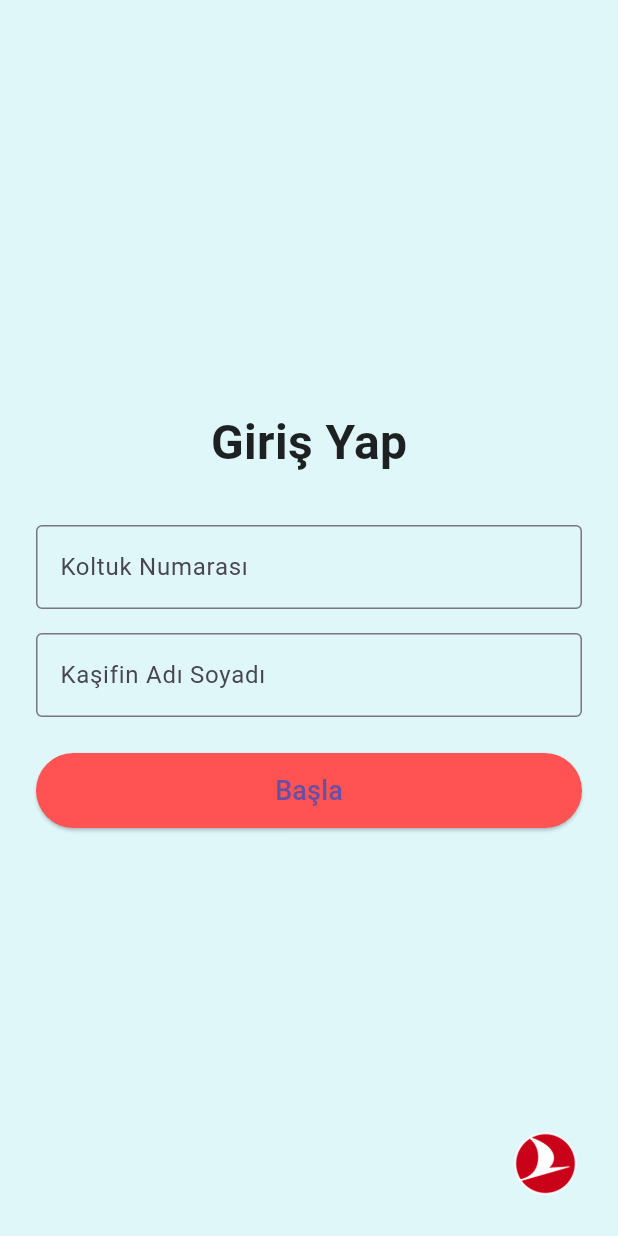
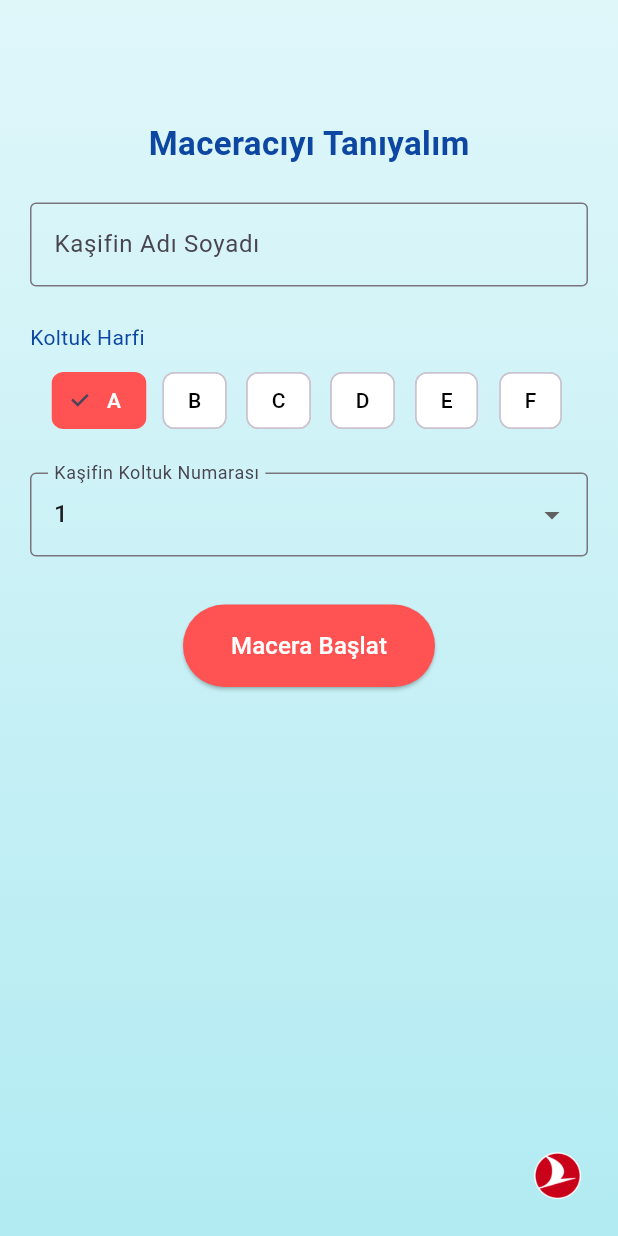
Before and after one commit to alpbeygithub/dunya-kasifi, a Flutter app: the screen it shows after launch, on a phone screen of 412 x 824 dp. Run offline on Flutter 3.47's test engine with Material 3 defaults, Android fonts, the phone set to English and light mode, and no system bars; our stand-ins replace form_field_validator.

Commit message:
Login ekranı güncellendi: tasarım iyileştirildi, yönlendirme eklendi

```diff
--- a/lib/features/auth/screens/login_screen.dart
+++ b/lib/features/auth/screens/login_screen.dart
@@ -7,36 +7,38 @@ class LoginScreen extends StatelessWidget {
   @override
   Widget build(BuildContext context) {
     return Scaffold(
-      backgroundColor: const Color(0xFFE0F7FA), // Açık mavi arka plan
+      resizeToAvoidBottomInset: true,
       body: Stack(
         children: [
-          Center(
+          // Sky gradient background
+          Container(
+            decoration: const BoxDecoration(
+              gradient: LinearGradient(
+                colors: [Color(0xFFE0F7FA), Color(0xFFB2EBF2)],
+                begin: Alignment.topCenter,
+                end: Alignment.bottomCenter,
+              ),
+            ),
+          ),
+          const Padding(
+            padding: EdgeInsets.all(20.0),
             child: SingleChildScrollView(
-              padding: const EdgeInsets.symmetric(horizontal: 24.0),
               child: Column(
-                mainAxisAlignment: MainAxisAlignment.center,
-                children: const [
-                  Text(
-                    'Giriş Yap',
-                    style: TextStyle(
-                      fontSize: 32,
-                      fontWeight: FontWeight.bold,
-                      color: Colors.black87,
-                    ),
-                  ),
-                  SizedBox(height: 32),
+                children: [
+                  SizedBox(height: 60),
                   LoginForm(),
                 ],
               ),
             ),
           ),
+          // THY logo bottom right
           Positioned(
+            bottom: 16,
             right: 16,
-            bottom: 16,
             child: Image.asset(
               'assets/images/thy_logo.png',
-              width: 64,
-              height: 64,
+              width: 48,
+              height: 48,
             ),
           ),
         ],
--- a/lib/features/auth/widgets/login_form.dart
+++ b/lib/features/auth/widgets/login_form.dart
@@ -8,65 +8,107 @@ class LoginForm extends StatefulWidget {
 }
 
 class _LoginFormState extends State<LoginForm> {
-  final _formKey = GlobalKey<FormState>();
-  final _seatController = TextEditingController();
-  final _nameController = TextEditingController();
+  final TextEditingController nameController = TextEditingController();
+  String selectedSeatLetter = 'A';
+  int selectedSeatNumber = 1;
 
-  @override
-  void dispose() {
-    _seatController.dispose();
-    _nameController.dispose();
-    super.dispose();
-  }
-
-  void _submitForm() {
-    if (_formKey.currentState!.validate()) {
-      Navigator.pushNamed(context, '/select-explorer');
-    }
-  }
+  final List<String> seatLetters = ['A', 'B', 'C', 'D', 'E', 'F'];
 
   @override
   Widget build(BuildContext context) {
-    return Form(
-      key: _formKey,
-      child: Column(
+    return Column(
       children: [
-          TextFormField(
-            controller: _seatController,
-            decoration: const InputDecoration(
-              labelText: 'Koltuk Numarası',
-              border: OutlineInputBorder(),
+        Text(
+          'Maceracıyı Tanıyalım',
+          style: TextStyle(
+            fontSize: 22,
+            fontWeight: FontWeight.bold,
+            color: Colors.blue.shade900,
           ),
-            validator: (value) =>
-            value == null || value.isEmpty ? 'Bu alan zorunludur' : null,
         ),
-          const SizedBox(height: 16),
-          TextFormField(
-            controller: _nameController,
+        const SizedBox(height: 24),
+        TextField(
+          controller: nameController,
           decoration: const InputDecoration(
             labelText: 'Kaşifin Adı Soyadı',
             border: OutlineInputBorder(),
           ),
-            validator: (value) =>
-            value == null || value.isEmpty ? 'Bu alan zorunludur' : null,
         ),
         const SizedBox(height: 24),
-          SizedBox(
-            width: double.infinity,
-            height: 50,
-            child: ElevatedButton(
-              onPressed: _submitForm,
+        Align(
+          alignment: Alignment.centerLeft,
+          child: Text(
+            'Koltuk Harfi',
+            style: TextStyle(color: Colors.blue.shade900),
+          ),
+        ),
+        const SizedBox(height: 8),
+        SingleChildScrollView(
+          scrollDirection: Axis.horizontal,
+          child: Row(
+            children: seatLetters.map((letter) {
+              final isSelected = selectedSeatLetter == letter;
+              return Padding(
+                padding: const EdgeInsets.symmetric(horizontal: 4.0),
+                child: ChoiceChip(
+                  label: Text(letter),
+                  selected: isSelected,
+                  onSelected: (_) {
+                    setState(() {
+                      selectedSeatLetter = letter;
+                    });
+                  },
+                  selectedColor: Colors.redAccent,
+                  backgroundColor: Colors.white,
+                  labelStyle: TextStyle(
+                    color: isSelected ? Colors.white : Colors.black,
+                  ),
+                ),
+              );
+            }).toList(),
+          ),
+        ),
+        const SizedBox(height: 24),
+        DropdownButtonFormField<int>(
+          value: selectedSeatNumber,
+          decoration: const InputDecoration(
+            labelText: 'Kaşifin Koltuk Numarası',
+            border: OutlineInputBorder(),
+          ),
+          items: List.generate(40, (index) {
+            final seat = index + 1;
+            return DropdownMenuItem(
+              value: seat,
+              child: Text(seat.toString()),
+            );
+          }),
+          onChanged: (value) {
+            if (value != null) {
+              setState(() {
+                selectedSeatNumber = value;
+              });
+            }
+          },
+        ),
+        const SizedBox(height: 32),
+        ElevatedButton(
+          onPressed: () {
+            Navigator.pushNamed(context, '/select-explorer');
+          },
+
           style: ElevatedButton.styleFrom(
             backgroundColor: Colors.redAccent,
+            padding: const EdgeInsets.symmetric(horizontal: 32, vertical: 16),
+            shape: RoundedRectangleBorder(
+              borderRadius: BorderRadius.circular(30),
+            ),
           ),
           child: const Text(
-                'Başla',
-                style: TextStyle(fontSize: 18),
-              ),
+            'Macera Başlat',
+            style: TextStyle(fontSize: 16, color: Colors.white),
           ),
         ),
       ],
-      ),
     );
   }
 }
```
Lines whose indentation alone changed are shown as unchanged.
